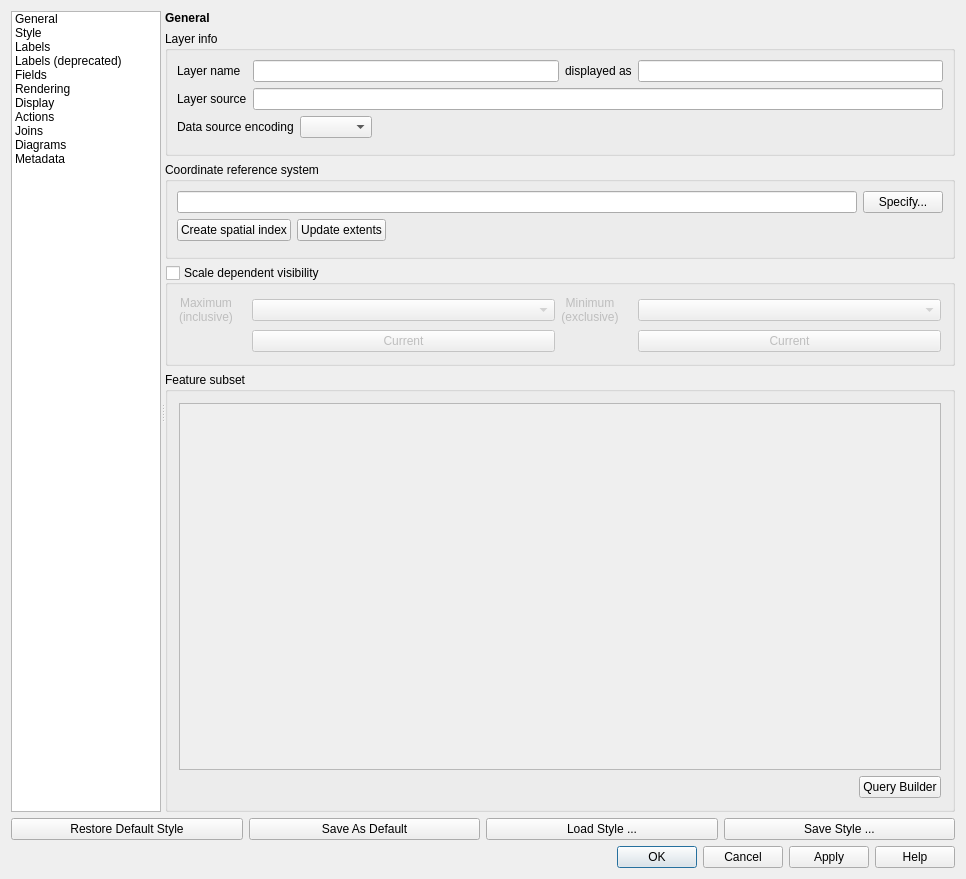
The window that src/ui/qgsvectorlayerpropertiesbase.ui (qgis/QGIS) describes before a commit, drawn with Qt 5.
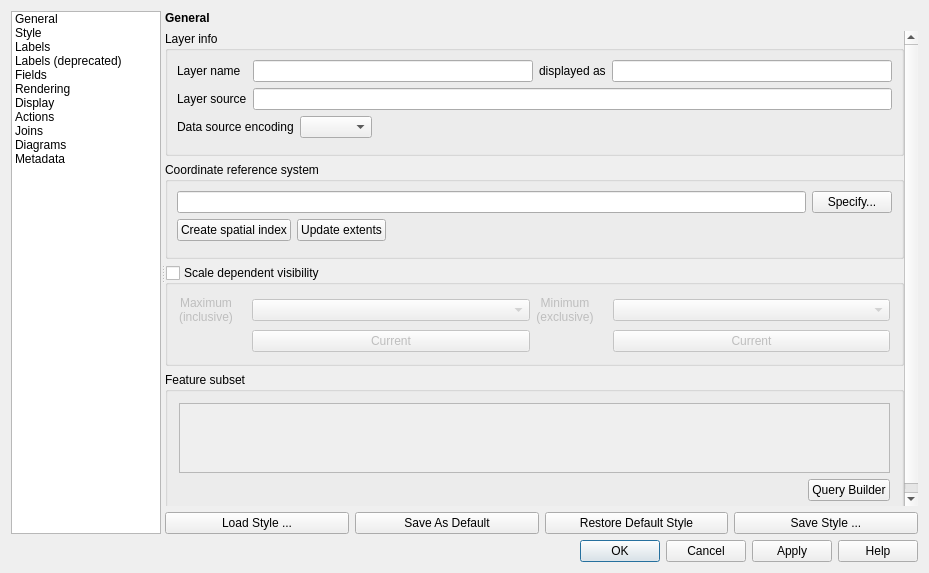
The same window after the commit. Icons and pictures are not drawn. Custom widgets are drawn as their Qt base class.

Commit message:
Update to new style side bar style for dialogs.
	- New blue-grey with white text style dialog
	- Side panel runs top to bottom
	- Icon size is read from settings
	- Option to disable in options dialog

Patch:
```diff
--- a/src/ui/qgsvectorlayerpropertiesbase.ui
+++ b/src/ui/qgsvectorlayerpropertiesbase.ui
@@ -6,8 +6,8 @@
    <rect>
     <x>0</x>
     <y>0</y>
-    <width>966</width>
-    <height>879</height>
+    <width>929</width>
+    <height>573</height>
    </rect>
   </property>
   <property name="minimumSize">
@@ -276,8 +276,8 @@
                <rect>
                 <x>0</x>
                 <y>0</y>
-                <width>793</width>
-                <height>784</height>
+                <width>756</width>
+                <height>476</height>
                </rect>
               </property>
               <layout class="QVBoxLayout" name="verticalLayout_13">
@@ -1832,6 +1832,38 @@
          </widget>
         </widget>
        </item>
+       <item>
+        <layout class="QHBoxLayout" name="horizontalLayout_9">
+         <item>
+          <widget class="QPushButton" name="pbnLoadStyle">
+           <property name="text">
+            <string>Load Style ...</string>
+           </property>
+          </widget>
+         </item>
+         <item>
+          <widget class="QPushButton" name="pbnSaveDefaultStyle">
+           <property name="text">
+            <string>Save As Default</string>
+           </property>
+          </widget>
+         </item>
+         <item>
+          <widget class="QPushButton" name="pbnLoadDefaultStyle">
+           <property name="text">
+            <string>Restore Default Style</string>
+           </property>
+          </widget>
+         </item>
+         <item>
+          <widget class="QPushButton" name="pbnSaveStyleAs">
+           <property name="text">
+            <string>Save Style ...</string>
+           </property>
+          </widget>
+         </item>
+        </layout>
+       </item>
       </layout>
      </widget>
     </widget>
@@ -1854,35 +1886,7 @@
       <property name="margin">
        <number>0</number>
       </property>
-      <item row="0" column="2">
-       <widget class="QPushButton" name="pbnSaveDefaultStyle">
-        <property name="text">
-         <string>Save As Default</string>
-        </property>
-       </widget>
-      </item>
-      <item row="0" column="3">
-       <widget class="QPushButton" name="pbnLoadStyle">
-        <property name="text">
-         <string>Load Style ...</string>
-        </property>
-       </widget>
-      </item>
-      <item row="0" column="1">
-       <widget class="QPushButton" name="pbnLoadDefaultStyle">
-        <property name="text">
-         <string>Restore Default Style</string>
-        </property>
-       </widget>
-      </item>
-      <item row="0" column="4">
-       <widget class="QPushButton" name="pbnSaveStyleAs">
-        <property name="text">
-         <string>Save Style ...</string>
-        </property>
-       </widget>
-      </item>
-      <item row="1" column="1" colspan="4">
+      <item row="2" column="1" colspan="4">
        <widget class="QDialogButtonBox" name="buttonBox">
         <property name="orientation">
          <enum>Qt::Horizontal</enum>
```
Left out of the diff: 41 changed lines with no effect on the pictures. The commit also changes 10 other files.
